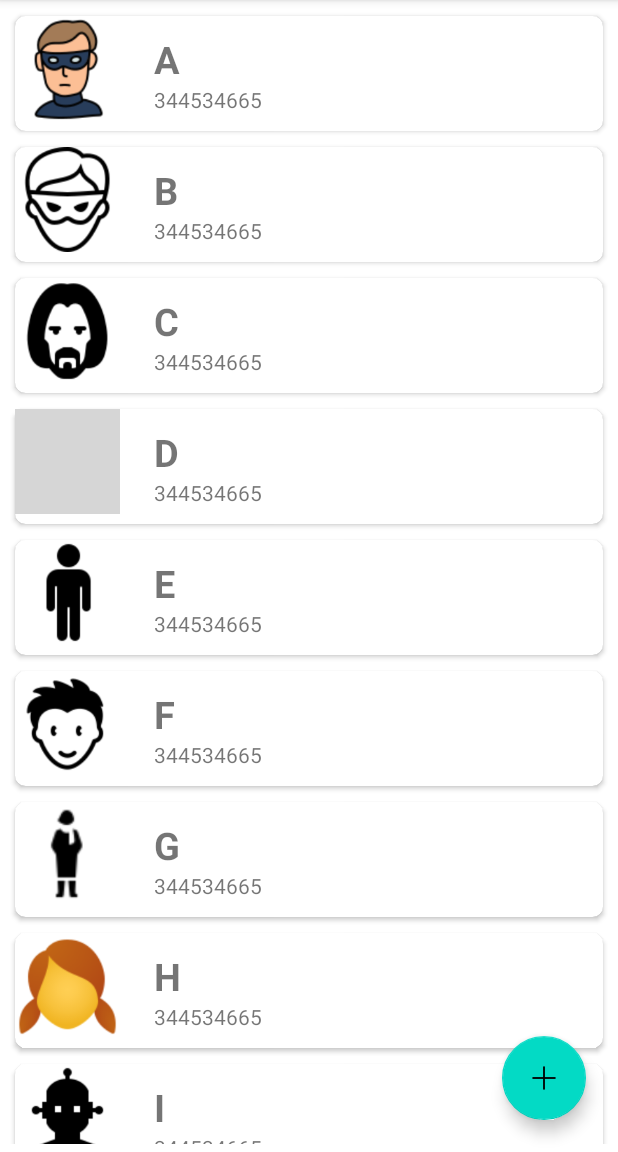
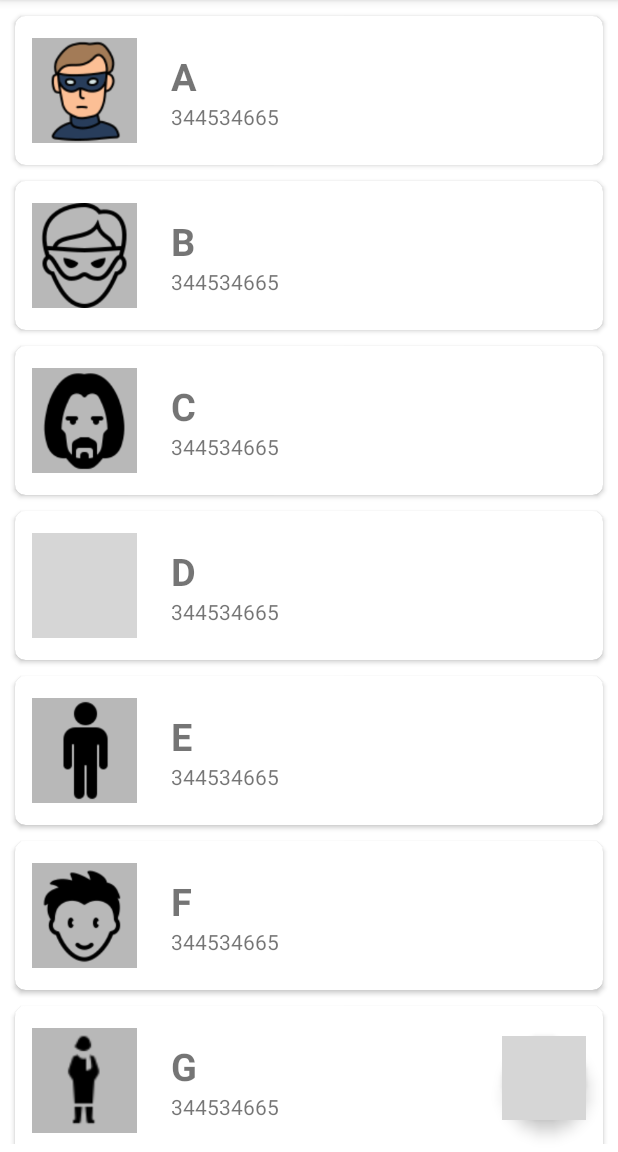
Before and after one commit to Mr-MachiNe11/Practices, an Android app: the screen it shows after launch (MainActivity), on a phone screen of 412 x 824 dp, the part 84-1236 px from its top. Run offline under Robolectric (Android 15) with nearby library versions, the phone set to English and light mode, and no system bars; grey boxes are pictures that could not be loaded.

Commit message:
again made some changes

```diff
--- a/app/src/main/java/com/example/practice/ContactAdapter.java
+++ b/app/src/main/java/com/example/practice/ContactAdapter.java
@@ -1,9 +1,11 @@
 package com.example.practice;
 
+import android.content.Context;
 import android.view.LayoutInflater;
 import android.view.View;
 import android.view.ViewGroup;
 import android.widget.ImageView;
+import android.widget.LinearLayout;
 import android.widget.TextView;
 
 import androidx.annotation.NonNull;
@@ -15,24 +17,36 @@ import java.util.ArrayList;
 public class ContactAdapter extends RecyclerView.Adapter<ContactAdapter.ViewHolder>{
 
     ArrayList<ContactsModel> arrContacts;
+    Context context;
 
-    ContactAdapter(MainActivity mainActivity, ArrayList<ContactsModel> arrContacts){
+    ContactAdapter(Context context, ArrayList<ContactsModel> arrContacts){
         this.arrContacts = arrContacts;
+        this.context = context;
     }
 
     @NonNull
     @Override
     public ContactAdapter.ViewHolder onCreateViewHolder(@NonNull ViewGroup parent, int viewType) {
-        View view = LayoutInflater.from(parent.getContext()).inflate(R.layout.contacts_row, parent, false);
+        View view = LayoutInflater.from(context).inflate(R.layout.contacts_row, parent, false);
         ViewHolder viewHolder = new ViewHolder(view);
         return viewHolder;
     }
 
     @Override
     public void onBindViewHolder(@NonNull ContactAdapter.ViewHolder holder, int position) {
+
+        ContactsModel model = (ContactsModel) arrContacts.get(position);
         holder.imgContact.setImageResource(arrContacts.get(position).img);
         holder.tvName.setText(arrContacts.get(position).name);
         holder.tvNumber.setText(arrContacts.get(position).number);
+
+        holder.llrow.setOnClickListener(new View.OnClickListener() {
+            @Override
+            public void onClick(View v) {
+
+            }
+        });
+
     }
 
     @Override
@@ -43,11 +57,13 @@ public class ContactAdapter extends RecyclerView.Adapter<ContactAdapter.ViewHold
     public class ViewHolder extends RecyclerView.ViewHolder {
         ImageView imgContact;
         TextView tvName, tvNumber;
+        LinearLayout llrow;
         public ViewHolder(@NonNull View itemView) {
             super(itemView);
             imgContact = itemView.findViewById(R.id.imgContact);
             tvName = itemView.findViewById(R.id.tvName);
             tvNumber = itemView.findViewById(R.id.tvNumber);
+            llrow = itemView.findViewById(R.id.llRow);
         }
     }
 }
--- a/app/src/main/java/com/example/practice/MainActivity.java
+++ b/app/src/main/java/com/example/practice/MainActivity.java
@@ -90,8 +90,7 @@ public class MainActivity extends AppCompatActivity {
                         adapter.notifyItemInserted(arrContacts.size()-1);
                         recyclerView.scrollToPosition(arrContacts.size()-1);
 
-
-
+                        dialog.dismiss();
 
                     }
                 });
--- a/app/src/main/res/layout/activity_main.xml
+++ b/app/src/main/res/layout/activity_main.xml
@@ -18,17 +18,18 @@
 
 
     <com.google.android.material.floatingactionbutton.FloatingActionButton
+        android:id="@+id/btnDialog"
         android:layout_width="wrap_content"
         android:layout_height="wrap_content"
-        android:id="@+id/btnDialog"
+        android:layout_alignParentRight="true"
         android:layout_alignParentBottom="true"
-        android:layout_alignParentRight="true"
-        android:layout_margin="21dp"
-        android:src="@drawable/ic5"
+        android:layout_marginStart="21dp"
 
-
-
-        />
+        android:backgroundTint="#fff"
+        android:layout_marginTop="21dp"
+        android:layout_marginEnd="21dp"
+        android:layout_marginBottom="21dp"
+        android:src="@drawable/icon" />
 
 
 
--- a/app/src/main/res/layout/contacts_row.xml
+++ b/app/src/main/res/layout/contacts_row.xml
@@ -15,6 +15,9 @@
         <LinearLayout
             android:layout_width="match_parent"
             android:layout_height="wrap_content"
+            android:id="@+id/llRow"
+            android:padding="11dp"
+            android:gravity="center_vertical"
 
             >
             <ImageView
@@ -22,6 +25,7 @@
                 android:layout_width="70dp"
                 android:layout_height="70dp"
                 android:src="@drawable/icon"
+                android:background="#B8B8B8"
                 />
 
             <LinearLayout
```
